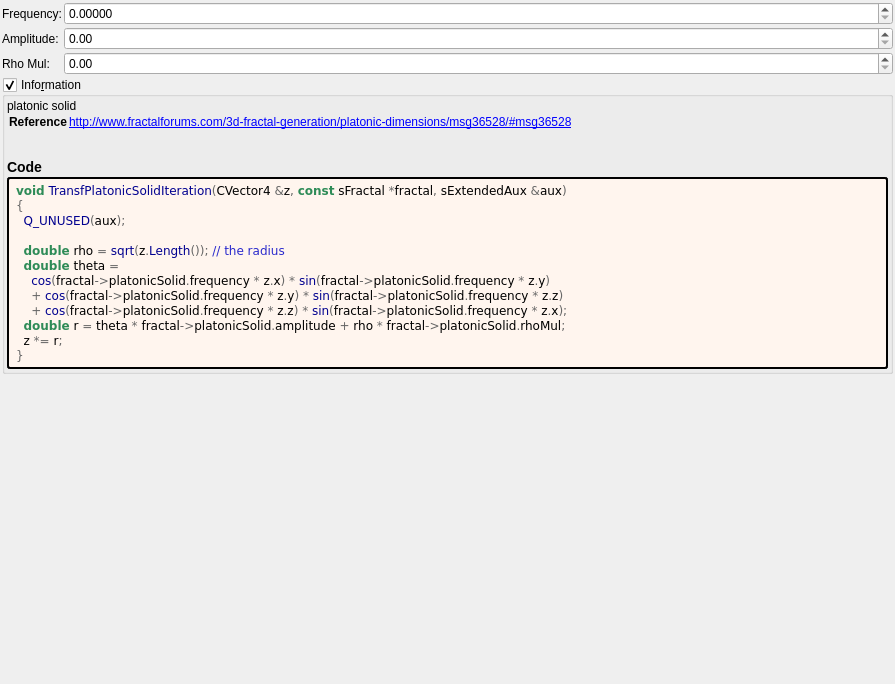
This is mandelbulber2/formula/ui/transf_platonic_solid.ui in buddhi1980/mandelbulber2 as Qt 5 draws it before an edit. The edited form follows.
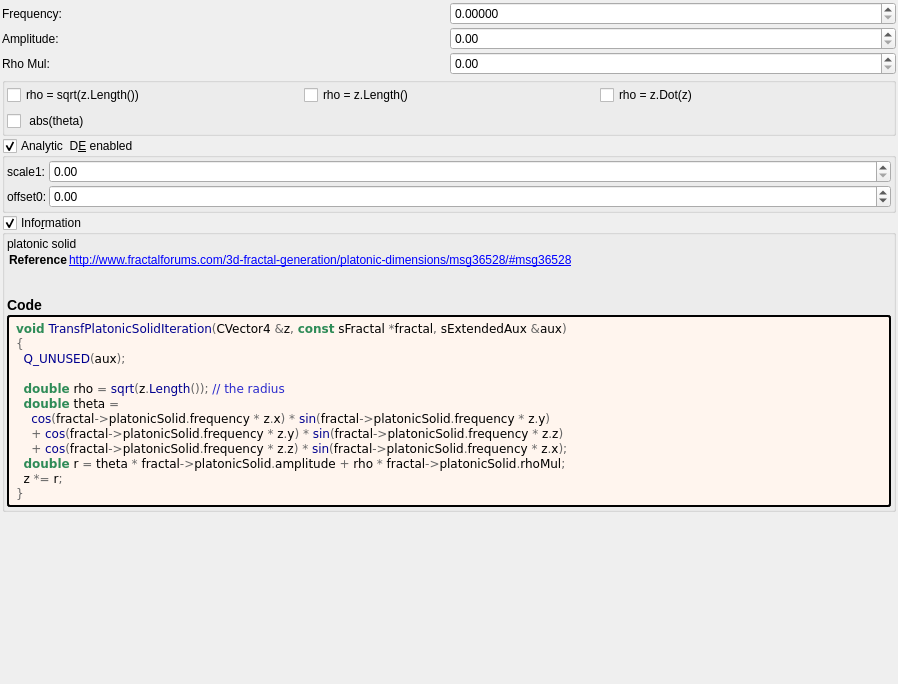
This is the edited form. Custom widgets are drawn as their Qt base class.

What changed in the file:
```diff
--- a/mandelbulber2/formula/ui/transf_platonic_solid.ui
+++ b/mandelbulber2/formula/ui/transf_platonic_solid.ui
@@ -6,7 +6,7 @@
    <rect>
     <x>0</x>
     <y>0</y>
-    <width>895</width>
+    <width>898</width>
     <height>684</height>
    </rect>
   </property>
@@ -30,11 +30,11 @@
     <number>2</number>
    </property>
    <item>
-    <layout class="QGridLayout" name="gridLayout" columnstretch="0,1">
+    <layout class="QGridLayout" name="gridLayout" rowstretch="0,0,0,0,0,0,0,0" columnstretch="0,0">
      <property name="spacing">
       <number>2</number>
      </property>
-     <item row="0" column="1">
+     <item row="1" column="1">
       <widget class="MyDoubleSpinBox" name="spinbox_platonic_solid_frequency">
        <property name="sizePolicy">
         <sizepolicy hsizetype="Minimum" vsizetype="Maximum">
@@ -63,48 +63,48 @@
       </widget>
      </item>
      <item row="2" column="0">
+      <widget class="QLabel" name="label_amplitude">
+       <property name="text">
+        <string>Amplitude:</string>
+       </property>
+      </widget>
+     </item>
+     <item row="2" column="1">
+      <widget class="MyDoubleSpinBox" name="spinbox_platonic_solid_amplitude">
+       <property name="sizePolicy">
+        <sizepolicy hsizetype="Minimum" vsizetype="Maximum">
+         <horstretch>0</horstretch>
+         <verstretch>0</verstretch>
+        </sizepolicy>
+       </property>
+       <property name="prefix">
+        <string/>
+       </property>
+       <property name="suffix">
+        <string/>
+       </property>
+       <property name="decimals">
+        <number>2</number>
+       </property>
+       <property name="minimum">
+        <double>0.000000000000000</double>
+       </property>
+       <property name="maximum">
+        <double>1000.000000000000000</double>
+       </property>
+       <property name="singleStep">
+        <double>0.100000000000000</double>
+       </property>
+      </widget>
+     </item>
+     <item row="3" column="0">
       <widget class="QLabel" name="label_rhoMul">
        <property name="text">
         <string>Rho Mul:</string>
        </property>
       </widget>
      </item>
-     <item row="1" column="1">
-      <widget class="MyDoubleSpinBox" name="spinbox_platonic_solid_amplitude">
-       <property name="sizePolicy">
-        <sizepolicy hsizetype="Minimum" vsizetype="Maximum">
-         <horstretch>0</horstretch>
-         <verstretch>0</verstretch>
-        </sizepolicy>
-       </property>
-       <property name="prefix">
-        <string/>
-       </property>
-       <property name="suffix">
-        <string/>
-       </property>
-       <property name="decimals">
-        <number>2</number>
-       </property>
-       <property name="minimum">
-        <double>0.000000000000000</double>
-       </property>
-       <property name="maximum">
-        <double>1000.000000000000000</double>
-       </property>
-       <property name="singleStep">
-        <double>0.100000000000000</double>
-       </property>
-      </widget>
-     </item>
-     <item row="0" column="0">
-      <widget class="QLabel" name="label_frequency">
-       <property name="text">
-        <string>Frequency:</string>
-       </property>
-      </widget>
-     </item>
-     <item row="2" column="1">
+     <item row="3" column="1">
       <widget class="MyDoubleSpinBox" name="spinbox_platonic_solid_rhoMul">
        <property name="sizePolicy">
         <sizepolicy hsizetype="Minimum" vsizetype="Maximum">
@@ -133,14 +133,183 @@
       </widget>
      </item>
      <item row="1" column="0">
-      <widget class="QLabel" name="label_amplitude">
+      <widget class="QLabel" name="label_frequency">
        <property name="text">
-        <string>Amplitude:</string>
+        <string>Frequency:</string>
        </property>
       </widget>
      </item>
     </layout>
    </item>
+   <item>
+    <widget class="QGroupBox" name="groupBox_2">
+     <property name="title">
+      <string/>
+     </property>
+     <layout class="QVBoxLayout" name="verticalLayout_4">
+      <property name="leftMargin">
+       <number>2</number>
+      </property>
+      <property name="topMargin">
+       <number>2</number>
+      </property>
+      <property name="rightMargin">
+       <number>2</number>
+      </property>
+      <property name="bottomMargin">
+       <number>2</number>
+      </property>
+      <item>
+       <layout class="QGridLayout" name="gridLayout_2">
+        <item row="0" column="0">
+         <widget class="QCheckBox" name="checkBox_transf_function_enabledx">
+          <property name="toolTip">
+           <string>&lt;html&gt;&lt;head/&gt;&lt;body&gt;&lt;p&gt;Can sometimes improve render quality when using analytic DE&lt;/p&gt;&lt;/body&gt;&lt;/html&gt;</string>
+          </property>
+          <property name="text">
+           <string>rho = sqrt(z.Length())</string>
+          </property>
+         </widget>
+        </item>
+        <item row="0" column="2">
+         <widget class="QCheckBox" name="checkBox_transf_function_enabledz_false">
+          <property name="toolTip">
+           <string>&lt;html&gt;&lt;head/&gt;&lt;body&gt;&lt;p&gt;Can sometimes improve render quality when using analytic DE&lt;/p&gt;&lt;/body&gt;&lt;/html&gt;</string>
+          </property>
+          <property name="text">
+           <string>rho = z.Dot(z)</string>
+          </property>
+         </widget>
+        </item>
+        <item row="0" column="1">
+         <widget class="QCheckBox" name="checkBox_transf_function_enabledy_false">
+          <property name="toolTip">
+           <string>&lt;html&gt;&lt;head/&gt;&lt;body&gt;&lt;p&gt;Can sometimes improve render quality when using analytic DE&lt;/p&gt;&lt;/body&gt;&lt;/html&gt;</string>
+          </property>
+          <property name="text">
+           <string>rho = z.Length()</string>
+          </property>
+         </widget>
+        </item>
+        <item row="1" column="0">
+         <widget class="QCheckBox" name="checkBox_transf_function_enabled_false">
+          <property name="toolTip">
+           <string>&lt;html&gt;&lt;head/&gt;&lt;body&gt;&lt;p&gt;Can sometimes improve render quality when using analytic DE&lt;/p&gt;&lt;/body&gt;&lt;/html&gt;</string>
+          </property>
+          <property name="text">
+           <string> abs(theta)</string>
+          </property>
+         </widget>
+        </item>
+       </layout>
+      </item>
+     </layout>
+    </widget>
+   </item>
+   <item>
+    <widget class="MyGroupBox" name="groupCheck_analyticDE_enabled">
+     <property name="title">
+      <string>Analytic  D&amp;E enabled</string>
+     </property>
+     <property name="checkable">
+      <bool>true</bool>
+     </property>
+     <layout class="QVBoxLayout" name="verticalLayout_12" stretch="0">
+      <property name="spacing">
+       <number>2</number>
+      </property>
+      <property name="leftMargin">
+       <number>2</number>
+      </property>
+      <property name="topMargin">
+       <number>2</number>
+      </property>
+      <property name="rightMargin">
+       <number>2</number>
+      </property>
+      <property name="bottomMargin">
+       <number>2</number>
+      </property>
+      <item>
+       <layout class="QGridLayout" name="gridLayout_28" columnstretch="0,0,1">
+        <property name="spacing">
+         <number>2</number>
+        </property>
+        <item row="1" column="1">
+         <widget class="QLabel" name="label_178">
+          <property name="text">
+           <string>offset0:</string>
+          </property>
+         </widget>
+        </item>
+        <item row="0" column="1">
+         <widget class="QLabel" name="label_179">
+          <property name="text">
+           <string>scale1:</string>
+          </property>
+         </widget>
+        </item>
+        <item row="0" column="2">
+         <widget class="MyDoubleSpinBox" name="spinbox_analyticDE_scale_1">
+          <property name="sizePolicy">
+           <sizepolicy hsizetype="Minimum" vsizetype="Maximum">
+            <horstretch>0</horstretch>
+            <verstretch>0</verstretch>
+           </sizepolicy>
+          </property>
+          <property name="prefix">
+           <string/>
+          </property>
+          <property name="suffix">
+           <string/>
+          </property>
+          <property name="decimals">
+           <number>2</number>
+          </property>
+          <property name="minimum">
+           <double>0.000000000000000</double>
+          </property>
+          <property name="maximum">
+           <double>99.989999999999995</double>
+          </property>
+          <property name="singleStep">
+           <double>0.100000000000000</double>
+          </property>
+         </widget>
+        </item>
+        <item row="1" column="2">
+         <widget class="MyDoubleSpinBox" name="spinbox_analyticDE_offset_0">
+          <property name="sizePolicy">
+           <sizepolicy hsizetype="Minimum" vsizetype="Maximum">
+            <horstretch>0</horstretch>
+            <verstretch>0</verstretch>
+           </sizepolicy>
+          </property>
+          <property name="prefix">
+           <string/>
+          </property>
+          <property name="suffix">
+           <string/>
+          </property>
+          <property name="decimals">
+           <number>2</number>
+          </property>
+          <property name="minimum">
+           <double>-99.989999999999995</double>
+          </property>
+          <property name="maximum">
+           <double>99.989999999999995</double>
+          </property>
+          <property name="singleStep">
+           <double>0.100000000000000</double>
+          </property>
+         </widget>
+        </item>
+       </layout>
+      </item>
+     </layout>
+    </widget>
+   </item>
    <item>
     <widget class="MyGroupBox" name="groupCheck_info">
      <property name="title">
@@ -240,17 +409,17 @@
   </layout>
  </widget>
  <customwidgets>
+  <customwidget>
+   <class>MyDoubleSpinBox</class>
+   <extends>QDoubleSpinBox</extends>
+   <header>my_double_spin_box.h</header>
+  </customwidget>
   <customwidget>
    <class>MyGroupBox</class>
    <extends>QGroupBox</extends>
    <header>my_group_box.h</header>
    <container>1</container>
   </customwidget>
-  <customwidget>
-   <class>MyDoubleSpinBox</class>
-   <extends>QDoubleSpinBox</extends>
-   <header>my_double_spin_box.h</header>
-  </customwidget>
  </customwidgets>
  <tabstops>
   <tabstop>spinbox_platonic_solid_frequency</tabstop>
```
Left out of the diff: 2 changed lines with no effect on the pictures.
